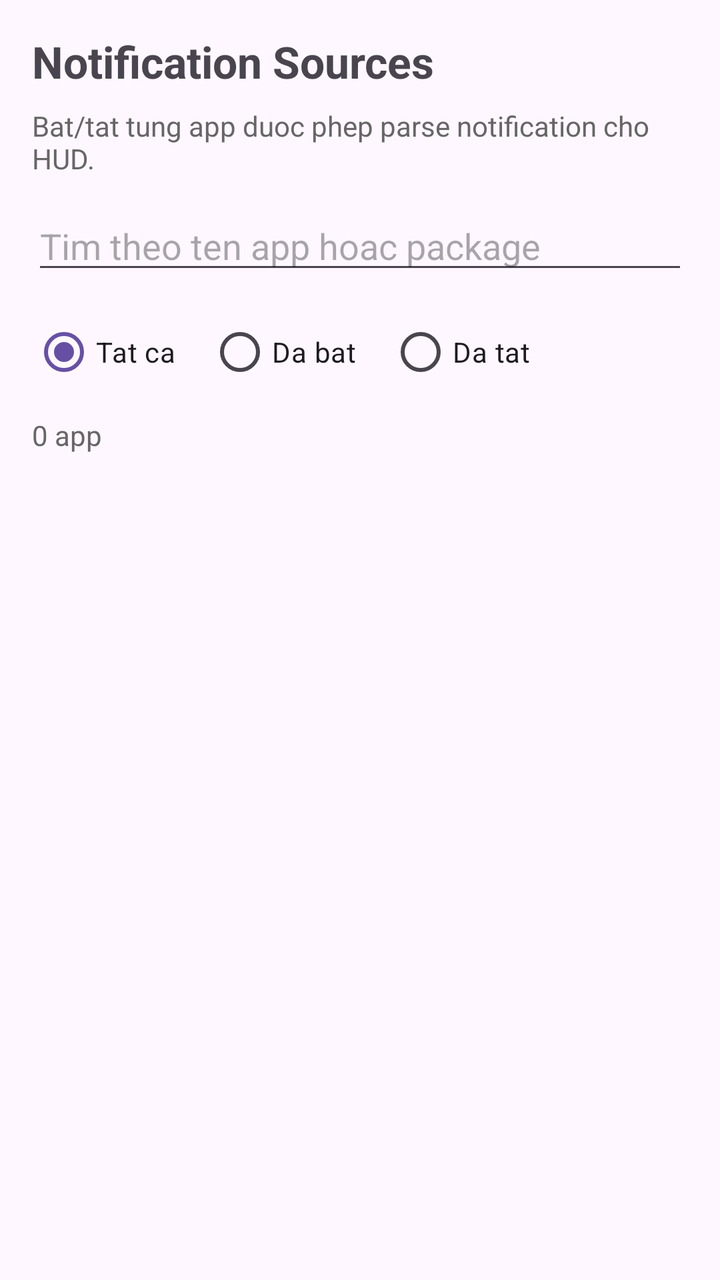
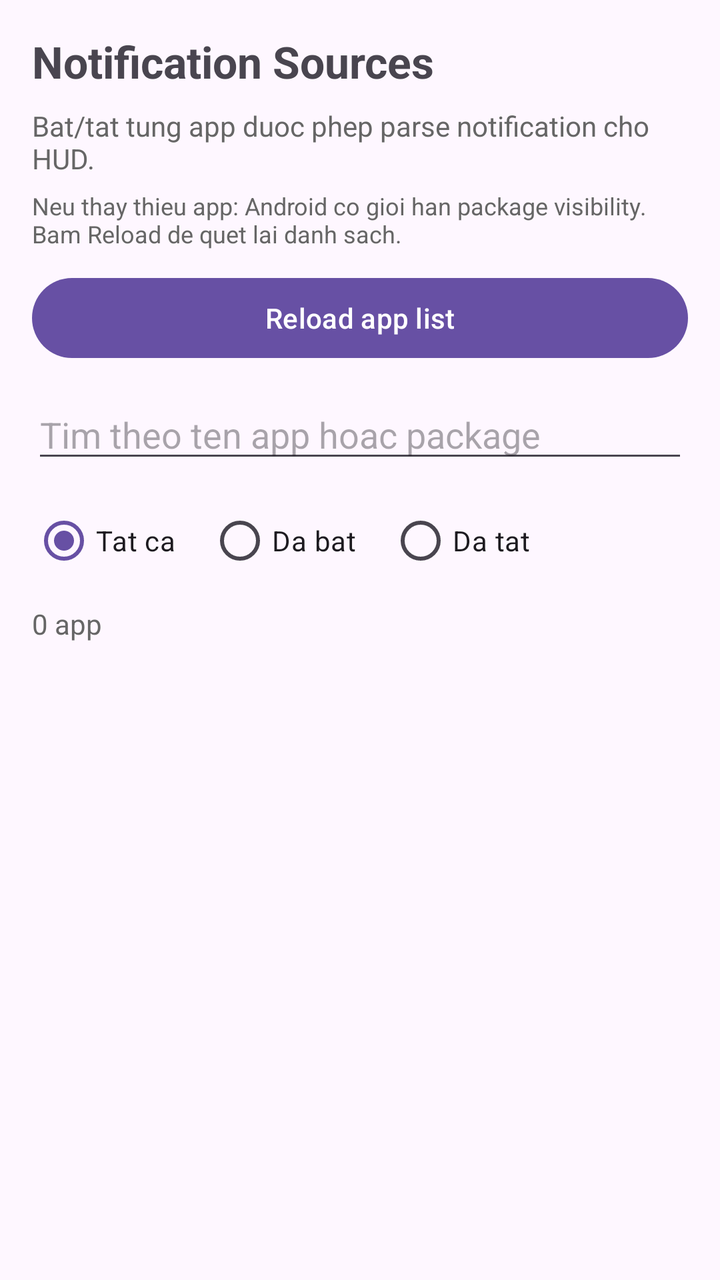

The first picture is an Android layout as it rendered before a commit; the second is the same layout after the commit. The layout source and the unified diff follow.
<!-- AndroidManifest.xml: application theme Theme.HubNotification -->
<!-- res/layout/activity_notification_app_settings.xml -->
<?xml version="1.0" encoding="utf-8"?>
<androidx.constraintlayout.widget.ConstraintLayout xmlns:android="http://schemas.android.com/apk/res/android"
    xmlns:app="http://schemas.android.com/apk/res-auto"
    android:layout_width="match_parent"
    android:layout_height="match_parent">

    <ScrollView
        android:layout_width="0dp"
        android:layout_height="0dp"
        app:layout_constraintBottom_toBottomOf="parent"
        app:layout_constraintEnd_toEndOf="parent"
        app:layout_constraintStart_toStartOf="parent"
        app:layout_constraintTop_toTopOf="parent">

        <LinearLayout
            android:layout_width="match_parent"
            android:layout_height="wrap_content"
            android:orientation="vertical"
            android:padding="16dp">

            <TextView
                android:layout_width="match_parent"
                android:layout_height="wrap_content"
                android:text="Notification Sources"
                android:textSize="22sp"
                android:textStyle="bold" />

            <TextView
                android:layout_width="match_parent"
                android:layout_height="wrap_content"
                android:layout_marginTop="8dp"
                android:text="Bat/tat tung app duoc phep parse notification cho HUD."
                android:textColor="#666666" />

            <EditText
                android:id="@+id/edtSearch"
                android:layout_width="match_parent"
                android:layout_height="wrap_content"
                android:layout_marginTop="12dp"
                android:hint="Tim theo ten app hoac package"
                android:imeOptions="actionDone"
                android:inputType="text"
                android:maxLines="1" />

            <RadioGroup
                android:id="@+id/rgFilter"
                android:layout_width="match_parent"
                android:layout_height="wrap_content"
                android:layout_marginTop="10dp"
                android:orientation="horizontal">

                <RadioButton
                    android:id="@+id/rbAll"
                    android:layout_width="wrap_content"
                    android:layout_height="wrap_content"
                    android:checked="true"
                    android:text="Tat ca" />

                <RadioButton
                    android:id="@+id/rbEnabled"
                    android:layout_width="wrap_content"
                    android:layout_height="wrap_content"
                    android:layout_marginStart="16dp"
                    android:text="Da bat" />

                <RadioButton
                    android:id="@+id/rbDisabled"
                    android:layout_width="wrap_content"
                    android:layout_height="wrap_content"
                    android:layout_marginStart="16dp"
                    android:text="Da tat" />
            </RadioGroup>

            <TextView
                android:id="@+id/txtStats"
                android:layout_width="match_parent"
                android:layout_height="wrap_content"
                android:layout_marginTop="8dp"
                android:text="0 app"
                android:textColor="#666666" />

            <LinearLayout
                android:id="@+id/appListContainer"
                android:layout_width="match_parent"
                android:layout_height="wrap_content"
                android:layout_marginTop="16dp"
                android:orientation="vertical" />

        </LinearLayout>
    </ScrollView>

</androidx.constraintlayout.widget.ConstraintLayout>
<!-- resources referenced by this layout -->
<resources>
  <style name="Theme.HubNotification" parent="Base.Theme.HubNotification" />
  <style name="Base.Theme.HubNotification" parent="Theme.Material3.DayNight.NoActionBar">
          
          
      </style>
</resources>

<!-- the commit's change to res/layout/activity_notification_app_settings.xml (unified diff, before → after) -->
@@ -31,6 +31,22 @@
                 android:layout_marginTop="8dp"
                 android:text="Bat/tat tung app duoc phep parse notification cho HUD."
                 android:textColor="#666666" />
+
+            <TextView
+                android:id="@+id/txtVisibilityHint"
+                android:layout_width="match_parent"
+                android:layout_height="wrap_content"
+                android:layout_marginTop="6dp"
+                android:text="Neu thay thieu app: Android co gioi han package visibility. Bam Reload de quet lai danh sach."
+                android:textColor="#666666"
+                android:textSize="12sp" />
+
+            <Button
+                android:id="@+id/btnReloadApps"
+                android:layout_width="match_parent"
+                android:layout_height="wrap_content"
+                android:layout_marginTop="10dp"
+                android:text="Reload app list" />
 
             <EditText
                 android:id="@+id/edtSearch"
